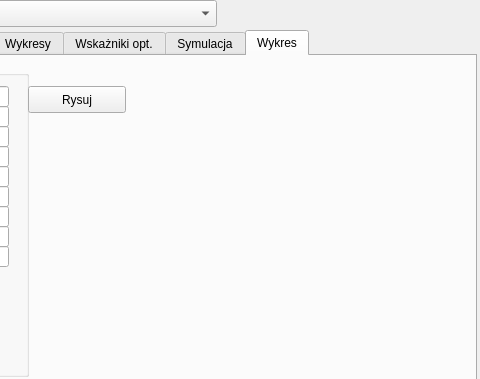
The window that Forma.ui (werty/PSOEVO) describes before a commit, drawn with Qt 5; both pictures show x 774 to 1254 and y 0 to 379 of the 1254 by 914 pixel window.
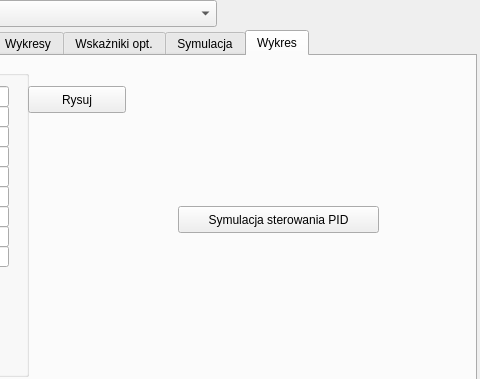
The same window after the commit. The open tabs and pages were chosen to show the change. Icons and pictures are not drawn. Custom widgets are drawn as their Qt base class.

Diff of the .ui file:
```diff
--- a/Forma.ui
+++ b/Forma.ui
@@ -2542,6 +2542,19 @@
        <string>Rysuj</string>
       </property>
      </widget>
+     <widget class="QPushButton" name="pushButton">
+      <property name="geometry">
+       <rect>
+        <x>330</x>
+        <y>150</y>
+        <width>201</width>
+        <height>27</height>
+       </rect>
+      </property>
+      <property name="text">
+       <string>Symulacja sterowania PID</string>
+      </property>
+     </widget>
     </widget>
    </widget>
    <widget class="QTabWidget" name="Wykresy">
```
Left out of the diff: 2 changed lines with no effect on the pictures.
